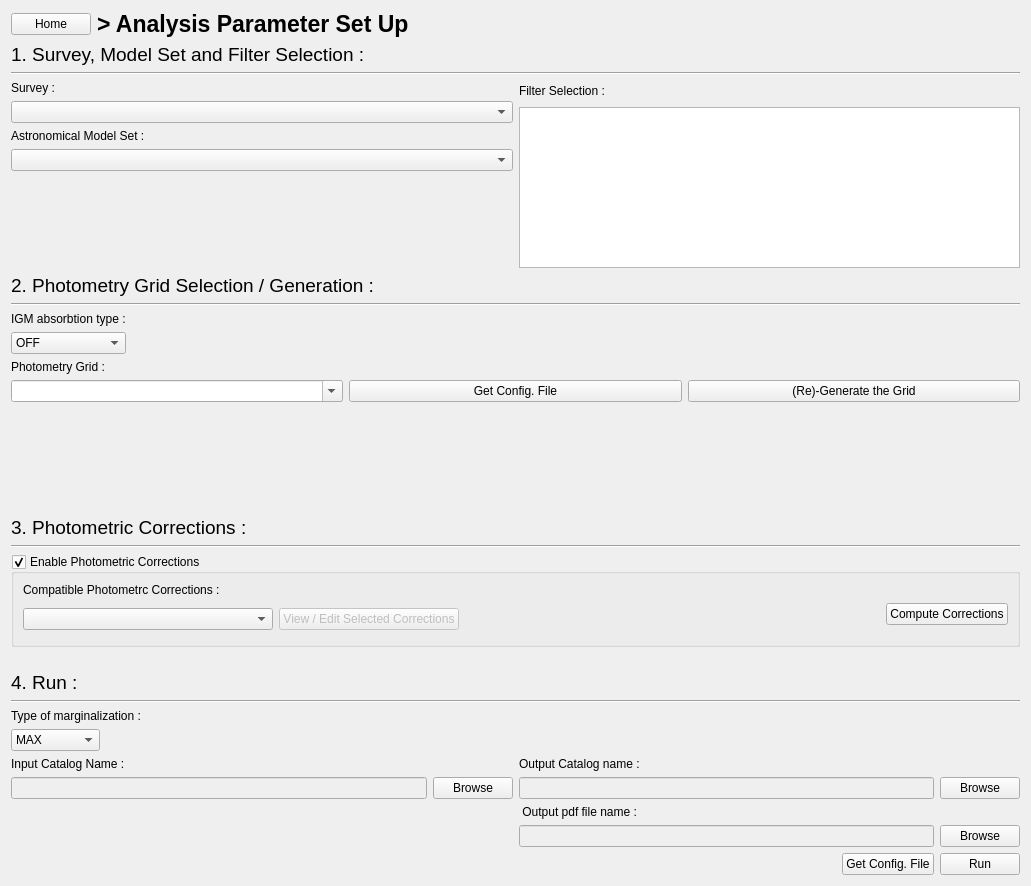
This is PhzQtUI/auxdir/PhzQtUI/FormAnalysis.ui in astrorama/Phosphoros as Qt 5 draws it before an edit. The edited form follows.
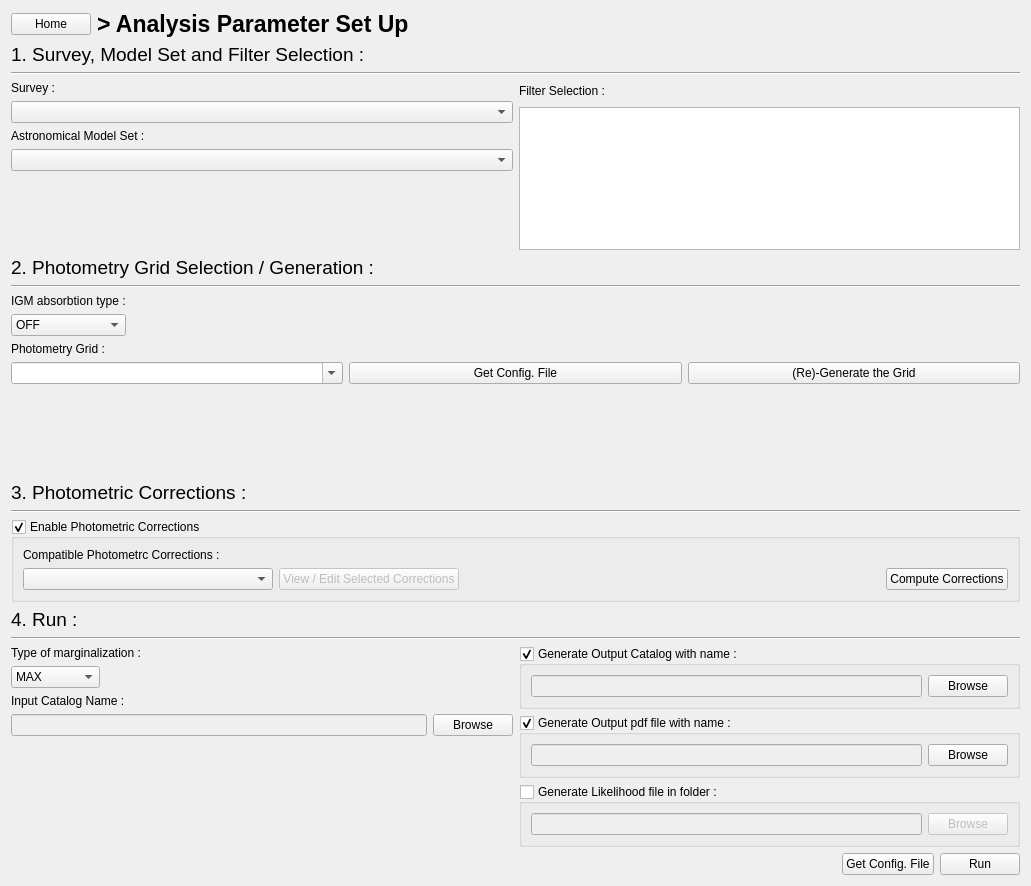
This is the edited form.

Commit message: Add the Likelihood output folder and the possibility of not generating some of the output

```diff
--- a/PhzQtUI/auxdir/PhzQtUI/FormAnalysis.ui
+++ b/PhzQtUI/auxdir/PhzQtUI/FormAnalysis.ui
@@ -493,6 +493,10 @@
     </widget>
    </item>
    <item>
+    <layout class="QHBoxLayout" name="horizontalLayout_21">
+     <item>
+      <layout class="QVBoxLayout" name="verticalLayout_19">
+       <item>
     <widget class="QLabel" name="label">
      <property name="text">
       <string>Type of marginalization :</string>
@@ -536,10 +540,6 @@
     </layout>
    </item>
    <item>
-    <layout class="QHBoxLayout" name="horizontalLayout_21">
-     <item>
-      <layout class="QVBoxLayout" name="verticalLayout_19">
-       <item>
         <widget class="QLabel" name="label_26">
          <property name="text">
           <string>Input Catalog Name :</string>
@@ -582,12 +582,14 @@
      <item>
       <layout class="QVBoxLayout" name="verticalLayout_20">
        <item>
-        <widget class="QLabel" name="label_27">
-         <property name="text">
-          <string>Output Catalog name :</string>
+        <widget class="QGroupBox" name="gb_cat">
+         <property name="title">
+          <string>Generate Output Catalog with name :</string>
          </property>
-        </widget>
-       </item>
+         <property name="checkable">
+          <bool>true</bool>
+         </property>
+         <layout class="QVBoxLayout" name="verticalLayout_3">
        <item>
         <layout class="QHBoxLayout" name="horizontalLayout_24">
          <item>
@@ -606,13 +608,22 @@
          </item>
         </layout>
        </item>
-       <item>
-        <widget class="QLabel" name="label_2">
-         <property name="text">
-          <string> Output pdf file name :</string>
-         </property>
+         </layout>
+         <zorder></zorder>
+         <zorder></zorder>
+         <zorder></zorder>
+         <zorder></zorder>
         </widget>
        </item>
+       <item>
+        <widget class="QGroupBox" name="gb_pdf">
+         <property name="title">
+          <string>Generate Output pdf file with name :</string>
+         </property>
+         <property name="checkable">
+          <bool>true</bool>
+         </property>
+         <layout class="QVBoxLayout" name="verticalLayout_4">
        <item>
         <layout class="QHBoxLayout" name="horizontalLayout_26">
          <item>
@@ -630,6 +641,42 @@
           </widget>
          </item>
         </layout>
+          </item>
+         </layout>
+        </widget>
+       </item>
+       <item>
+        <widget class="QGroupBox" name="gb_lik">
+         <property name="title">
+          <string>Generate Likelihood file in folder :</string>
+         </property>
+         <property name="checkable">
+          <bool>true</bool>
+         </property>
+         <property name="checked">
+          <bool>false</bool>
+         </property>
+         <layout class="QVBoxLayout" name="verticalLayout_5">
+          <item>
+           <layout class="QHBoxLayout" name="horizontalLayout_27">
+            <item>
+             <widget class="QLineEdit" name="txt_likelihood">
+              <property name="enabled">
+               <bool>false</bool>
+              </property>
+             </widget>
+            </item>
+            <item>
+             <widget class="QPushButton" name="btn_BrowseLikelihood">
+              <property name="text">
+               <string>Browse</string>
+              </property>
+             </widget>
+            </item>
+           </layout>
+          </item>
+         </layout>
+        </widget>
        </item>
       </layout>
      </item>
```
Lines whose indentation alone changed are shown as unchanged. The commit also changes 2 other files.
